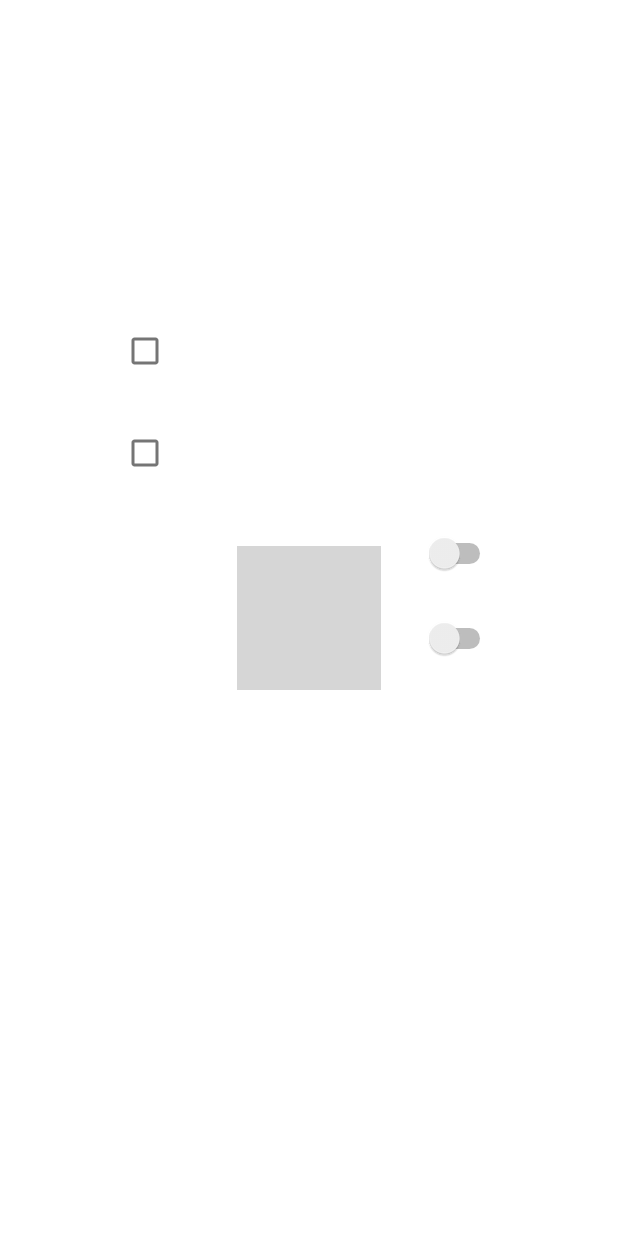
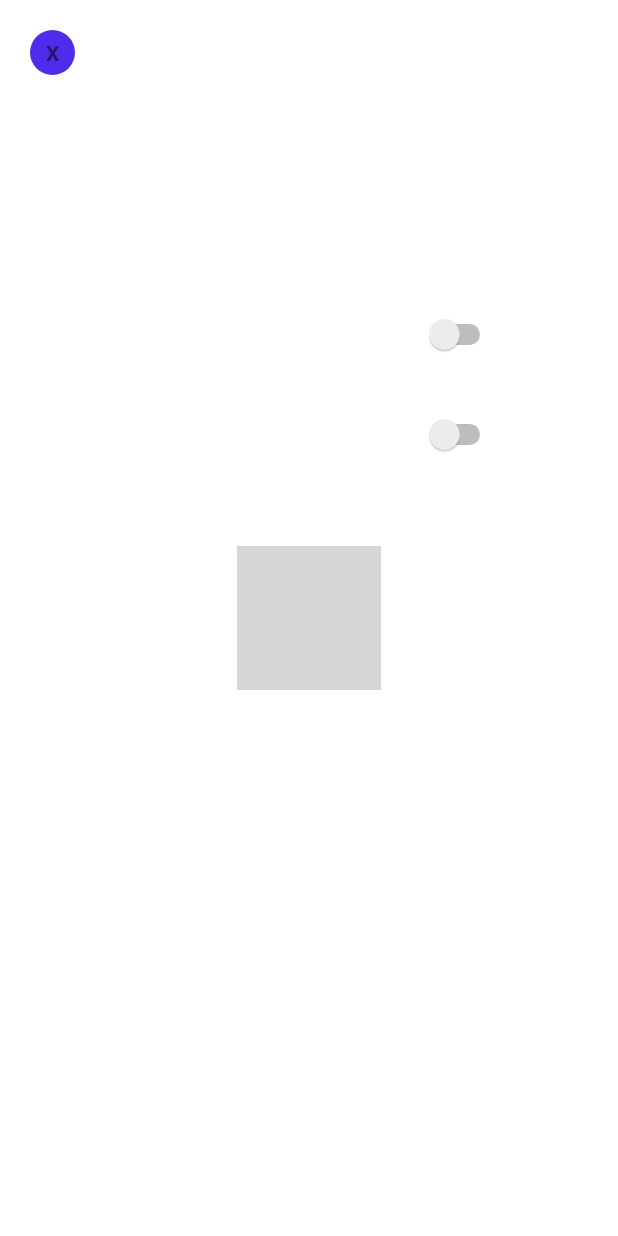
Before and after one commit to Dimalipay/QuickeeeeQuiz, an Android app: the Menu_option screen opened directly, with no data from a screen before it, on a phone screen of 412 x 824 dp. Run offline under Robolectric (Android 15) with nearby library versions, the phone set to English and light mode, and no system bars; grey boxes are pictures that could not be loaded.

Commit message:
update_23.03.2021 21:51

```diff
--- a/app/src/main/java/com/dima/viktorina/Menu_option.java
+++ b/app/src/main/java/com/dima/viktorina/Menu_option.java
@@ -4,11 +4,15 @@ import android.content.Intent;
 import android.os.Build;
 import android.os.Bundle;
 import android.text.method.LinkMovementMethod;
+import android.view.Gravity;
 import android.view.View;
 import android.view.Window;
 import android.view.WindowManager;
 import android.widget.Button;
+import android.widget.CompoundButton;
+import android.widget.Switch;
 import android.widget.TextView;
+import android.widget.Toast;
 
 import androidx.appcompat.app.AppCompatActivity;
 
@@ -22,7 +26,35 @@ public class Menu_option extends AppCompatActivity {
         Window w = getWindow();
         w.setFlags(WindowManager.LayoutParams.FLAG_FULLSCREEN, WindowManager.LayoutParams.FLAG_FULLSCREEN);
 
+        TextView btncloce = (TextView)findViewById(R.id.btncloce);
+        btncloce.setOnClickListener(new View.OnClickListener() {
+            @Override
+            public void onClick(View view) {
+                try {
+                    //Возвращение к выбору уровня
+                    Intent intent = new Intent(Menu_option.this, GameLevels.class);
+                    startActivity(intent); finish();
+                }catch (Exception e){
+
+                }
+            }
+        });
+
         TextView policy = (TextView)findViewById(R.id.policy);
         policy.setMovementMethod(LinkMovementMethod.getInstance());
+
+        Switch Switch_music = (Switch)findViewById(R.id.switch_music);
+        Switch_music.setOnClickListener(new View.OnClickListener() {
+            @Override
+            public void onClick(View v) {
+                if (Switch_music.isChecked()) {
+                    Toast toast = Toast.makeText(getApplicationContext(), "Включено", Toast.LENGTH_SHORT);
+                    toast.show();
+                }else {
+                    Toast toast1 = Toast.makeText(getApplicationContext(), "Выключено", Toast.LENGTH_SHORT);
+                    toast1.show();
+                }
+            }
+        });
     }
 }
--- a/app/src/main/res/layout/options.xml
+++ b/app/src/main/res/layout/options.xml
@@ -23,6 +23,7 @@
         android:layout_marginBottom="4dp"
         android:orientation="horizontal"
         android:padding="10dp"
+        android:visibility="visible"
         app:layout_constraintBottom_toBottomOf="parent"
         app:layout_constraintEnd_toEndOf="parent"
         app:layout_constraintHorizontal_bias="0.49"
@@ -31,57 +32,52 @@
         <LinearLayout
             android:layout_width="match_parent"
             android:layout_height="match_parent"
-            android:orientation="vertical">
+            android:orientation="vertical"
+            android:visibility="visible">
 
             <LinearLayout
                 android:layout_width="match_parent"
                 android:layout_height="match_parent"
-                android:orientation="horizontal">
+                android:orientation="horizontal"
+                android:visibility="visible">
 
                 <LinearLayout
                     android:layout_width="match_parent"
                     android:layout_height="match_parent"
-                    android:orientation="vertical">
+                    android:orientation="vertical"
+                    android:visibility="visible">
 
-                    <CheckBox
-                        android:id="@+id/checkBox2"
-                        android:layout_width="250dp"
-                        android:layout_height="wrap_content"
+                    <TextView
+                        android:id="@+id/btncloce"
+                        android:layout_width="30dp"
+                        android:layout_height="30dp"
+                        android:layout_gravity=""
+                        android:layout_marginLeft="10dp"
+                        android:layout_marginTop="10dp"
+                        android:background="@drawable/style_btn_main"
+                        android:baselineAligned="false"
                         android:gravity="center"
-                        android:layout_gravity="center"
-                        android:layout_marginTop="200dp"
-                        android:textColor="@color/white"
-                        android:textSize="18sp"
-                        android:text="@string/music_on_off" />
+                        android:text="X"
+                        android:textStyle="bold" />
 
-                    <CheckBox
-                        android:id="@+id/checkBox"
+                    <Switch
+                        android:id="@+id/switch_music"
                         android:layout_width="250dp"
                         android:layout_height="wrap_content"
                         android:layout_gravity="center"
-                        android:layout_marginTop="20dp"
+                        android:layout_marginTop="150dp"
                         android:gravity="center"
-                        android:text="@string/vibra_on_off"
+
+                        android:text="@string/music_on_off"
                         android:textColor="@color/white"
                         android:textSize="18sp" />
 
                     <Switch
-                        android:id="@+id/switch1"
+                        android:id="@+id/switch_vibro"
                         android:layout_width="250dp"
                         android:layout_height="wrap_content"
                         android:layout_gravity="center"
-                        android:gravity="center"
-                        android:layout_marginTop="20dp"
-                        android:textColor="@color/white"
-                        android:textSize="18sp"
-                        android:text="@string/music_on_off" />
-
-                    <Switch
-                        android:id="@+id/switch2"
-                        android:layout_width="250dp"
-                        android:layout_height="wrap_content"
-                        android:layout_gravity="center"
-                        android:layout_marginTop="20dp"
+                        android:layout_marginTop="30dp"
                         android:gravity="center"
                         android:text="@string/vibra_on_off"
                         android:textColor="@color/white"
@@ -92,12 +88,13 @@
                         android:layout_width="300dp"
                         android:layout_height="wrap_content"
                         android:layout_gravity="center"
+                        android:layout_marginTop="440dp"
+                        android:alpha="0.7"
                         android:gravity="center"
+                        android:text="@string/policy"
                         android:textColorLink="@color/white"
-                        android:layout_marginTop="310dp"
-                        android:text="@string/policy"
-                        android:alpha="0.7"
                         android:textSize="18sp" />
+
                 </LinearLayout>
 
             </LinearLayout>
```
Also changed, not shown: app/src/main/res/values/descriptionlevels.xml (+12 -12 lines).
